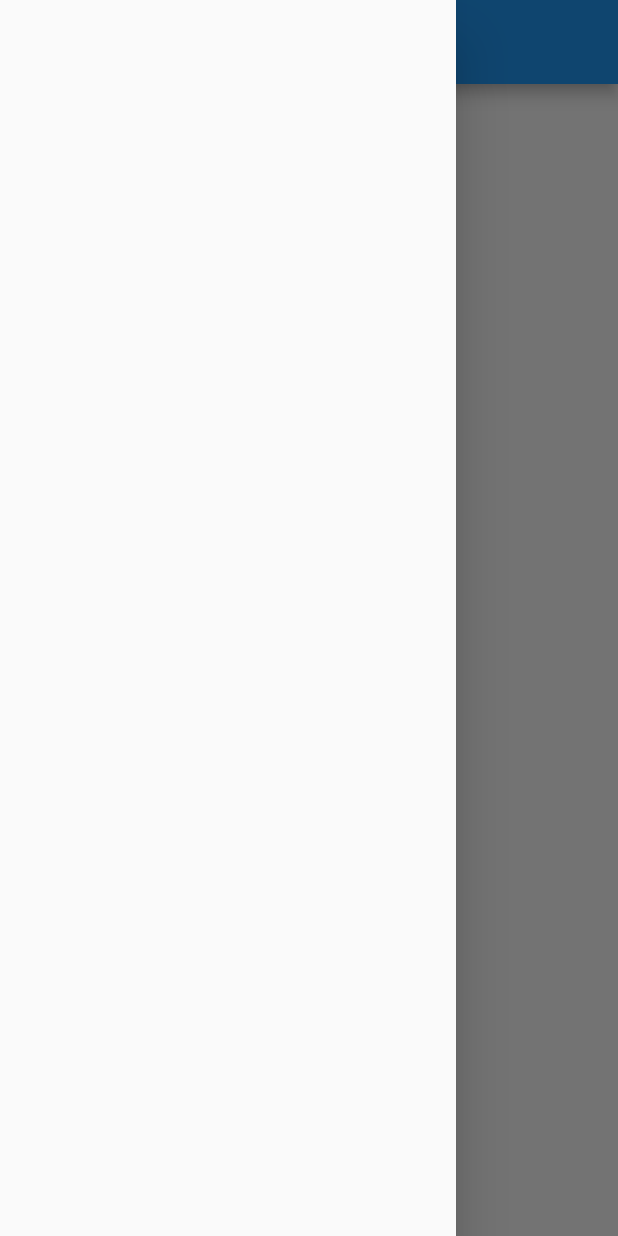
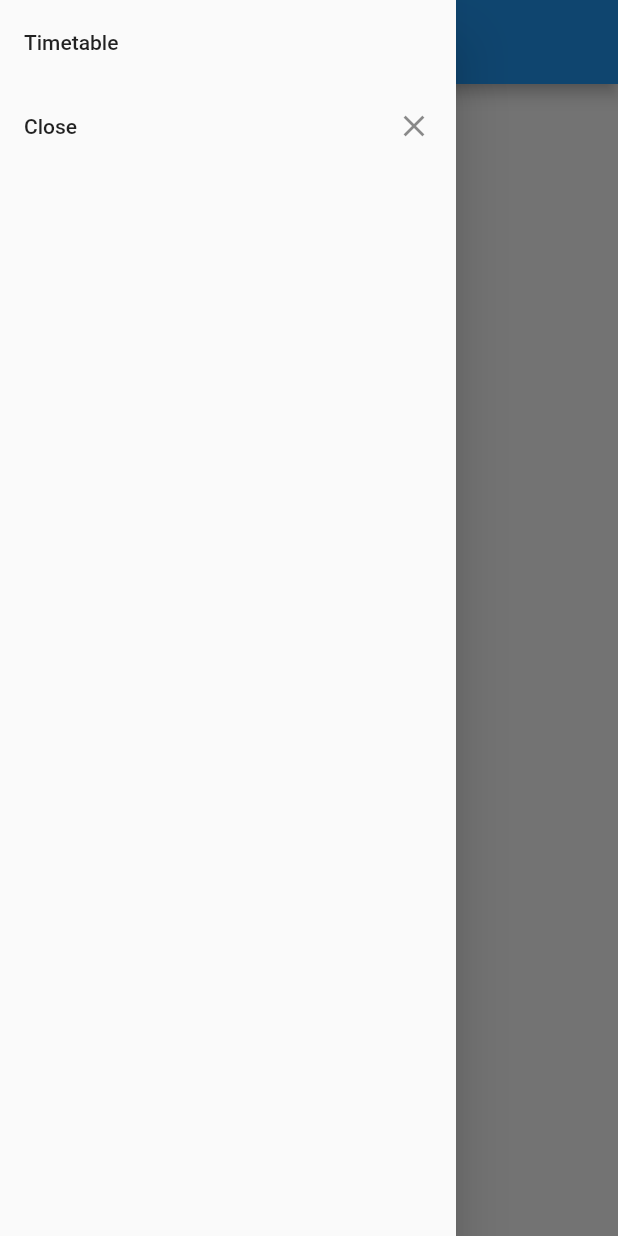
Before and after one commit to Chirag-Mathur/Meet-Scheduler, a Flutter app: the screen it shows after launch, with the side drawer open, on a phone screen of 412 x 824 dp. Run offline on Flutter 3.47's test engine with Material 2 defaults, Android fonts, the phone set to English and light mode, and no system bars; our stand-ins replace photo_view.

Commit message:
add timetable

```diff
--- a/lib/main.dart
+++ b/lib/main.dart
@@ -1,5 +1,6 @@
 import 'package:flutter/material.dart';
 import 'package:meet_scheduler/Screens/wrapper.dart';
+import 'package:meet_scheduler/timetable.dart';
 import 'meetscheduler.dart';
 
 void main() => runApp(LoginPage());
@@ -10,6 +11,10 @@ class LoginPage extends StatelessWidget {
     return MaterialApp(
       debugShowCheckedModeBanner: false,
       home: Home(),
+      routes: {
+        'home': (BuildContext context) => MeetScheduler(),
+        'timetable': (BuildContext context) => TimeTable(),
+      },
     );
   }
 }
@@ -22,7 +27,19 @@ class Home extends StatelessWidget {
         title: Text('Meet Scheduler'),
       ),
       drawer: Drawer(
-
+        child: ListView(children: <Widget>[
+          ListTile(
+            title: Text('Timetable'),
+            onTap: () {
+              Navigator.of(context).popAndPushNamed('timetable');
+            },
+          ),
+          ListTile(
+            title: Text('Close'),
+            trailing: Icon(Icons.close),
+            onTap: () => Navigator.of(context).pop(),
+          )
+        ]),
       ),
       body: MeetScheduler(),
     );
--- a/lib/meetscheduler.dart
+++ b/lib/meetscheduler.dart
@@ -37,7 +37,7 @@ class _MeetSchedulerState extends State<MeetScheduler> {
     '490': 'https://meet.google.com/yaf-untz-smm?pli=1&authuser=1',
     '41015': 'https://meet.google.com/rwy-cafc-zus?pli=1&authuser=1',
     '41115': 'https://meet.google.com/yaf-untz-smm?pli=1&authuser=1',
-    '41330': 'https://meet.google.com/duz-vzzh-rso?pli=1&authuser=1',
+    '41330': 'https://meet.google.com/naj-hdto-vfj?authuser=1',
     '41430': 'https://classroom.google.com/u/1/c/MTE4NjI4NTQ5NjUw',
     '41530': 'https://classroom.google.com/u/1/c/MTE4NjI4NTQ5NjUw',
     '580': 'https://meet.google.com/jnr-zmjz-uko?pli=1&authuser=1',
@@ -184,7 +184,7 @@ class _MeetSchedulerState extends State<MeetScheduler> {
     '590': 'https://meet.google.com/jnr-zmjz-uko?pli=1&authuser=1',
     '51015': 'https://meet.google.com/edt-kaag-azn?pli=1&authuser=1',
     '51115': 'https://meet.google.com/yaf-untz-smm?pli=1&authuser=1',
-    '51330': 'https://meet.google.com/duz-vzzh-rso?pli=1&authuser=1',
+    '51330': 'https://meet.google.com/naj-hdto-vfj?authuser=1',
     '51430': 'https://classroom.google.com/u/1/c/MTE4NjI4NTQ5NjUw',
     '51530': 'https://classroom.google.com/u/1/c/MTE4NjI4NTQ5NjUw',
   };
--- a/pubspec.yaml
+++ b/pubspec.yaml
@@ -26,6 +26,7 @@ dependencies:
   url_launcher: ^5.5.0
   firebase_auth: ^0.14.0+5
   cloud_firestore: ^0.12.9+4
+  photo_view: ^0.10.0
 
 
 
@@ -49,9 +50,10 @@ flutter:
   uses-material-design: true
 
   # To add assets to your application, add an assets section, like this:
-  # assets:
+  assets:
   #   - images/a_dot_burr.jpeg
-  #   - images/a_dot_ham.jpeg
+  #   - images/a_dot_ham.
+      - Assets/Images/timetable.jpg
 
   # An image asset can refer to one or more resolution-specific "variants", see
   # https://flutter.dev/assets-and-images/#resolution-aware.
```
Also changed, not shown: lib/timetable.dart (added, +18 -0 lines), Assets/Images/timetable.jpg (added), pubspec.lock.
